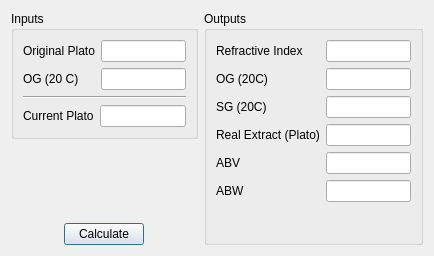
Qt form ui/refractoDialog.ui (Brewtarget/brewtarget) before a commit.
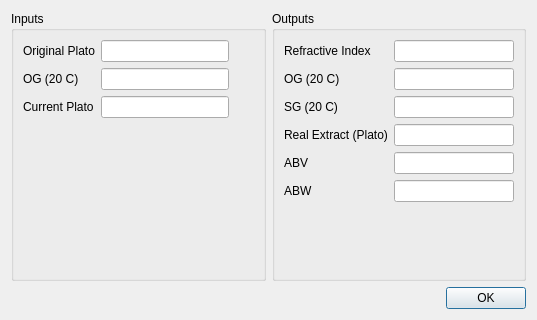
The same form after that commit. Custom widgets are drawn as their Qt base class.

The edit to the form file:
```diff
--- a/ui/refractoDialog.ui
+++ b/ui/refractoDialog.ui
@@ -6,23 +6,21 @@
    <rect>
     <x>0</x>
     <y>0</y>
-    <width>434</width>
-    <height>256</height>
+    <width>537</width>
+    <height>320</height>
    </rect>
   </property>
   <property name="windowTitle">
    <string>Refractometer Tools</string>
   </property>
-  <layout class="QHBoxLayout" name="horizontalLayout">
-   <item>
     <layout class="QVBoxLayout" name="verticalLayout">
      <item>
+    <layout class="QHBoxLayout" name="horizontalLayout">
+     <item>
       <widget class="QGroupBox" name="groupBox">
        <property name="title">
         <string>Inputs</string>
        </property>
-       <layout class="QVBoxLayout" name="verticalLayout_2">
-        <item>
          <layout class="QFormLayout" name="formLayout">
           <item row="0" column="0">
            <widget class="QLabel" name="label_op">
@@ -36,6 +34,12 @@
           </item>
           <item row="0" column="1">
            <widget class="BtDensityEdit" name="lineEdit_op">
+          <property name="minimumSize">
+           <size>
+            <width>100</width>
+            <height>0</height>
+           </size>
+          </property>
             <property name="maximumSize">
              <size>
               <width>128</width>
@@ -68,6 +72,12 @@
           </item>
           <item row="1" column="1">
            <widget class="BtDensityEdit" name="lineEdit_inputOG">
+          <property name="minimumSize">
+           <size>
+            <width>100</width>
+            <height>0</height>
+           </size>
+          </property>
             <property name="maximumSize">
              <size>
               <width>128</width>
@@ -85,18 +95,7 @@
             </property>
            </widget>
           </item>
-         </layout>
-        </item>
-        <item>
-         <widget class="Line" name="line">
-          <property name="orientation">
-           <enum>Qt::Horizontal</enum>
-          </property>
-         </widget>
-        </item>
-        <item>
-         <layout class="QFormLayout" name="formLayout_3">
-          <item row="0" column="0">
+        <item row="2" column="0">
            <widget class="QLabel" name="label_cp">
             <property name="text">
              <string>Current Plato</string>
@@ -106,8 +105,14 @@
             </property>
            </widget>
           </item>
-          <item row="0" column="1">
+        <item row="2" column="1">
            <widget class="BtDensityEdit" name="lineEdit_cp">
+          <property name="minimumSize">
+           <size>
+            <width>100</width>
+            <height>0</height>
+           </size>
+          </property>
             <property name="maximumSize">
              <size>
               <width>128</width>
@@ -126,47 +131,7 @@
            </widget>
           </item>
          </layout>
-        </item>
-       </layout>
       </widget>
-     </item>
-     <item>
-      <spacer name="verticalSpacer">
-       <property name="orientation">
-        <enum>Qt::Vertical</enum>
-       </property>
-       <property name="sizeType">
-        <enum>QSizePolicy::Expanding</enum>
-       </property>
-       <property name="sizeHint" stdset="0">
-        <size>
-         <width>20</width>
-         <height>40</height>
-        </size>
-       </property>
-      </spacer>
-     </item>
-     <item>
-      <layout class="QHBoxLayout" name="horizontalLayout_2">
-       <property name="topMargin">
-        <number>0</number>
-       </property>
-       <item>
-        <widget class="QPushButton" name="pushButton_calculate">
-         <property name="sizePolicy">
-          <sizepolicy hsizetype="Fixed" vsizetype="Fixed">
-           <horstretch>0</horstretch>
-           <verstretch>0</verstretch>
-          </sizepolicy>
-         </property>
-         <property name="text">
-          <string>Calculate</string>
-         </property>
-        </widget>
-       </item>
-      </layout>
-     </item>
-    </layout>
    </item>
    <item>
     <widget class="QGroupBox" name="groupBox_2">
@@ -174,8 +139,24 @@
       <string>Outputs</string>
      </property>
      <layout class="QFormLayout" name="formLayout_2">
-      <item row="1" column="1">
+        <item row="0" column="0">
+         <widget class="QLabel" name="label_ri">
+          <property name="text">
+           <string>Refractive Index</string>
+          </property>
+          <property name="buddy">
+           <cstring>lineEdit_ri</cstring>
+          </property>
+         </widget>
+        </item>
+        <item row="0" column="1">
        <widget class="BtGenericEdit" name="lineEdit_ri">
+          <property name="minimumSize">
+           <size>
+            <width>100</width>
+            <height>0</height>
+           </size>
+          </property>
         <property name="maximumSize">
          <size>
           <width>128</width>
@@ -187,18 +168,56 @@
         </property>
        </widget>
       </item>
-      <item row="3" column="0">
+        <item row="1" column="0">
+         <widget class="QLabel" name="label_og">
+          <property name="text">
+           <string>OG (20 C)</string>
+          </property>
+          <property name="buddy">
+           <cstring>lineEdit_og</cstring>
+          </property>
+         </widget>
+        </item>
+        <item row="1" column="1">
+         <widget class="BtDensityEdit" name="lineEdit_og">
+          <property name="minimumSize">
+           <size>
+            <width>100</width>
+            <height>0</height>
+           </size>
+          </property>
+          <property name="maximumSize">
+           <size>
+            <width>128</width>
+            <height>16777215</height>
+           </size>
+          </property>
+          <property name="readOnly">
+           <bool>true</bool>
+          </property>
+          <property name="forcedUnit" stdset="0">
+           <string notr="true">displaySg</string>
+          </property>
+         </widget>
+        </item>
+        <item row="2" column="0">
        <widget class="QLabel" name="label_sg">
         <property name="text">
-         <string>SG (20C)</string>
+           <string>SG (20 C)</string>
         </property>
         <property name="buddy">
          <cstring>lineEdit_sg</cstring>
         </property>
        </widget>
       </item>
-      <item row="3" column="1">
+        <item row="2" column="1">
        <widget class="BtDensityEdit" name="lineEdit_sg">
+          <property name="minimumSize">
+           <size>
+            <width>100</width>
+            <height>0</height>
+           </size>
+          </property>
         <property name="maximumSize">
          <size>
           <width>128</width>
@@ -213,7 +232,39 @@
         </property>
        </widget>
       </item>
-      <item row="5" column="0">
+        <item row="3" column="0">
+         <widget class="QLabel" name="label_re">
+          <property name="text">
+           <string>Real Extract (Plato)</string>
+          </property>
+          <property name="buddy">
+           <cstring>lineEdit_re</cstring>
+          </property>
+         </widget>
+        </item>
+        <item row="3" column="1">
+         <widget class="BtDensityEdit" name="lineEdit_re">
+          <property name="minimumSize">
+           <size>
+            <width>100</width>
+            <height>0</height>
+           </size>
+          </property>
+          <property name="maximumSize">
+           <size>
+            <width>128</width>
+            <height>16777215</height>
+           </size>
+          </property>
+          <property name="readOnly">
+           <bool>true</bool>
+          </property>
+          <property name="forcedUnit" stdset="0">
+           <string notr="true">displayPlato</string>
+          </property>
+         </widget>
+        </item>
+        <item row="4" column="0">
        <widget class="QLabel" name="label_abv">
         <property name="text">
          <string>ABV</string>
@@ -223,8 +274,14 @@
         </property>
        </widget>
       </item>
-      <item row="5" column="1">
+        <item row="4" column="1">
        <widget class="BtGenericEdit" name="lineEdit_abv">
+          <property name="minimumSize">
+           <size>
+            <width>100</width>
+            <height>0</height>
+           </size>
+          </property>
         <property name="maximumSize">
          <size>
           <width>128</width>
@@ -236,7 +293,7 @@
         </property>
        </widget>
       </item>
-      <item row="6" column="0">
+        <item row="5" column="0">
        <widget class="QLabel" name="label_abw">
         <property name="text">
          <string>ABW</string>
@@ -246,41 +303,14 @@
         </property>
        </widget>
       </item>
-      <item row="6" column="1">
+        <item row="5" column="1">
        <widget class="BtGenericEdit" name="lineEdit_abw">
-        <property name="maximumSize">
+          <property name="minimumSize">
          <size>
-          <width>128</width>
-          <height>16777215</height>
-         </size>
-        </property>
-        <property name="readOnly">
-         <bool>true</bool>
-        </property>
-       </widget>
-      </item>
-      <item row="1" column="0">
-       <widget class="QLabel" name="label_ri">
-        <property name="text">
-         <string>Refractive Index</string>
-        </property>
-        <property name="buddy">
-         <cstring>lineEdit_ri</cstring>
-        </property>
-       </widget>
-      </item>
-      <item row="4" column="0">
-       <widget class="QLabel" name="label_re">
-        <property name="text">
-         <string>Real Extract (Plato)</string>
-        </property>
-        <property name="buddy">
-         <cstring>lineEdit_re</cstring>
-        </property>
-       </widget>
-      </item>
-      <item row="4" column="1">
-       <widget class="BtDensityEdit" name="lineEdit_re">
+            <width>100</width>
+            <height>0</height>
+           </size>
+          </property>
         <property name="maximumSize">
          <size>
           <width>128</width>
@@ -290,43 +320,28 @@
         <property name="readOnly">
          <bool>true</bool>
         </property>
-        <property name="forcedUnit" stdset="0">
-         <string notr="true">displayPlato</string>
-        </property>
-       </widget>
-      </item>
-      <item row="2" column="0">
-       <widget class="QLabel" name="label_og">
-        <property name="text">
-         <string>OG (20C)</string>
-        </property>
-        <property name="buddy">
-         <cstring>lineEdit_og</cstring>
-        </property>
-       </widget>
-      </item>
-      <item row="2" column="1">
-       <widget class="BtDensityEdit" name="lineEdit_og">
-        <property name="maximumSize">
-         <size>
-          <width>128</width>
-          <height>16777215</height>
-         </size>
-        </property>
-        <property name="readOnly">
-         <bool>true</bool>
-        </property>
-        <property name="forcedUnit" stdset="0">
-         <string notr="true">displaySg</string>
-        </property>
-       </widget>
-      </item>
-     </layout>
+         </widget>
+        </item>
+       </layout>
+      </widget>
+     </item>
+    </layout>
+   </item>
+   <item>
+    <widget class="QDialogButtonBox" name="buttonBox">
+     <property name="standardButtons">
+      <set>QDialogButtonBox::Ok</set>
+     </property>
     </widget>
    </item>
   </layout>
  </widget>
  <customwidgets>
+  <customwidget>
+   <class>BtGenericEdit</class>
+   <extends>QLineEdit</extends>
+   <header>BtLineEdit.h</header>
+  </customwidget>
   <customwidget>
    <class>BtDensityEdit</class>
    <extends>QLineEdit</extends>
@@ -335,11 +350,6 @@
     <slot>lineChanged(Unit::unitDisplay,Unit::unitScale)</slot>
    </slots>
   </customwidget>
-  <customwidget>
-   <class>BtGenericEdit</class>
-   <extends>QLineEdit</extends>
-   <header>BtLineEdit.h</header>
-  </customwidget>
  </customwidgets>
  <tabstops>
   <tabstop>lineEdit_op</tabstop>
```
Left out of the diff: 7 changed lines with no effect on the pictures. Lines whose indentation alone changed are shown as unchanged.
